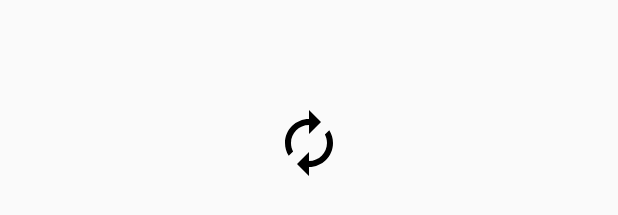
After one commit to cheonjaeung/coronatracker, an Android app: the layout activity_splash.xml on its own in the app's theme, with its tools: preview values and no code run, on a phone screen of 412 x 824 dp. The commit adds this screen. Shown: the part 475-690 px from the top of the screen. Run offline under Robolectric (Android 15) with nearby library versions, the phone set to English and light mode, and no system bars.

Commit message:
Clean up codes and create splash view.

```diff
--- a/app/src/main/AndroidManifest.xml
+++ b/app/src/main/AndroidManifest.xml
@@ -11,13 +11,14 @@
         android:roundIcon="@mipmap/ic_launcher_round"
         android:supportsRtl="true"
         android:theme="@style/AppTheme">
-        <activity android:name=".ui.main.MainActivity">
+        <activity android:name=".ui.splash.SplashActivity">
             <intent-filter>
                 <action android:name="android.intent.action.MAIN" />
 
                 <category android:name="android.intent.category.LAUNCHER" />
             </intent-filter>
         </activity>
+        <activity android:name=".ui.main.MainActivity"/>
         <activity android:name=".ui.setting.SettingActivity"/>
         <activity android:name=".ui.search.SearchActivity"/>
     </application>
--- a/app/src/main/java/io/github/entimer/coronatracker/api/covid/CovidApiService.kt
+++ b/app/src/main/java/io/github/entimer/coronatracker/api/covid/CovidApiService.kt
@@ -1,11 +1,15 @@
 package io.github.entimer.coronatracker.api.covid
 
 import retrofit2.Retrofit
+import retrofit2.converter.gson.GsonConverterFactory
 
 class CovidApiService {
     companion object {
         fun getService(): CovidApi {
-            val retrofit = Retrofit.Builder().baseUrl("https://covidapi.info/api/v1/").build()
+            val retrofit = Retrofit.Builder()
+                .baseUrl("https://covidapi.info/api/v1/")
+                .addConverterFactory(GsonConverterFactory.create())
+                .build()
             return retrofit.create(CovidApi::class.java)
         }
     }
--- /dev/null
+++ b/app/src/main/java/io/github/entimer/coronatracker/ui/base/IView.kt
@@ -0,0 +1,6 @@
+package io.github.entimer.coronatracker.ui.base
+
+interface IView {
+    fun initViews()
+    fun initListeners()
+}
--- /dev/null
+++ b/app/src/main/res/drawable/ic_updating_24dp.xml
@@ -0,0 +1,9 @@
+<vector xmlns:android="http://schemas.android.com/apk/res/android"
+        android:width="24dp"
+        android:height="24dp"
+        android:viewportWidth="24.0"
+        android:viewportHeight="24.0">
+    <path
+        android:fillColor="@color/colorText"
+        android:pathData="M12,6v3l4,-4 -4,-4v3c-4.42,0 -8,3.58 -8,8 0,1.57 0.46,3.03 1.24,4.26L6.7,14.8c-0.45,-0.83 -0.7,-1.79 -0.7,-2.8 0,-3.31 2.69,-6 6,-6zM18.76,7.74L17.3,9.2c0.44,0.84 0.7,1.79 0.7,2.8 0,3.31 -2.69,6 -6,6v-3l-4,4 4,4v-3c4.42,0 8,-3.58 8,-8 0,-1.57 -0.46,-3.03 -1.24,-4.26z"/>
+</vector>
--- /dev/null
+++ b/app/src/main/res/layout/activity_splash.xml
@@ -0,0 +1,10 @@
+<?xml version="1.0" encoding="utf-8"?>
+<androidx.constraintlayout.widget.ConstraintLayout
+    xmlns:android="http://schemas.android.com/apk/res/android"
+    android:layout_width="match_parent"
+    android:layout_height="match_parent">
+
+    <include
+        layout="@layout/layout_updating"/>
+
+</androidx.constraintlayout.widget.ConstraintLayout>
--- /dev/null
+++ b/app/src/main/res/layout/layout_updating.xml
@@ -0,0 +1,15 @@
+<?xml version="1.0" encoding="utf-8"?>
+<LinearLayout xmlns:android="http://schemas.android.com/apk/res/android"
+    android:orientation="vertical"
+    android:layout_width="match_parent"
+    android:layout_height="match_parent"
+    android:background="?android:attr/windowBackground"
+    android:gravity="center">
+
+    <ImageView
+        android:id="@+id/updating_image"
+        android:layout_width="48dp"
+        android:layout_height="48dp"
+        android:src="@drawable/ic_updating_24dp"/>
+
+</LinearLayout>
```
Also changed, not shown: app/src/main/java/io/github/entimer/coronatracker/sharedpreference/SharedPreferenceUtil.kt (added, +36 -0 lines), app/src/main/java/io/github/entimer/coronatracker/ui/IView.kt (deleted, +0 -19 lines), app/src/main/java/io/github/entimer/coronatracker/ui/base/IMvp.kt (added, +18 -0 lines), app/src/main/java/io/github/entimer/coronatracker/ui/main/MainActivity.kt (+11 -11 lines), app/src/main/java/io/github/entimer/coronatracker/ui/main/dashboard/DashboardFragment.kt (+17 -8 lines), app/src/main/java/io/github/entimer/coronatracker/ui/main/dashboard/DashboardPresenter.kt (+2 -5 lines), app/src/main/java/io/github/entimer/coronatracker/ui/main/dashboard/IDashboardMVP.kt (deleted, +0 -13 lines), app/src/main/java/io/github/entimer/coronatracker/ui/search/SearchActivity.kt (+1 -33 lines), app/src/main/java/io/github/entimer/coronatracker/ui/splash/SplashActivity.kt (added, +49 -0 lines), app/src/main/java/io/github/entimer/coronatracker/ui/splash/SplashModel.kt (added, +40 -0 lines), app/src/main/java/io/github/entimer/coronatracker/ui/splash/SplashPresenter.kt (added, +21 -0 lines), app/src/main/res/anim/anim_updating.xml (added, +8 -0 lines).
